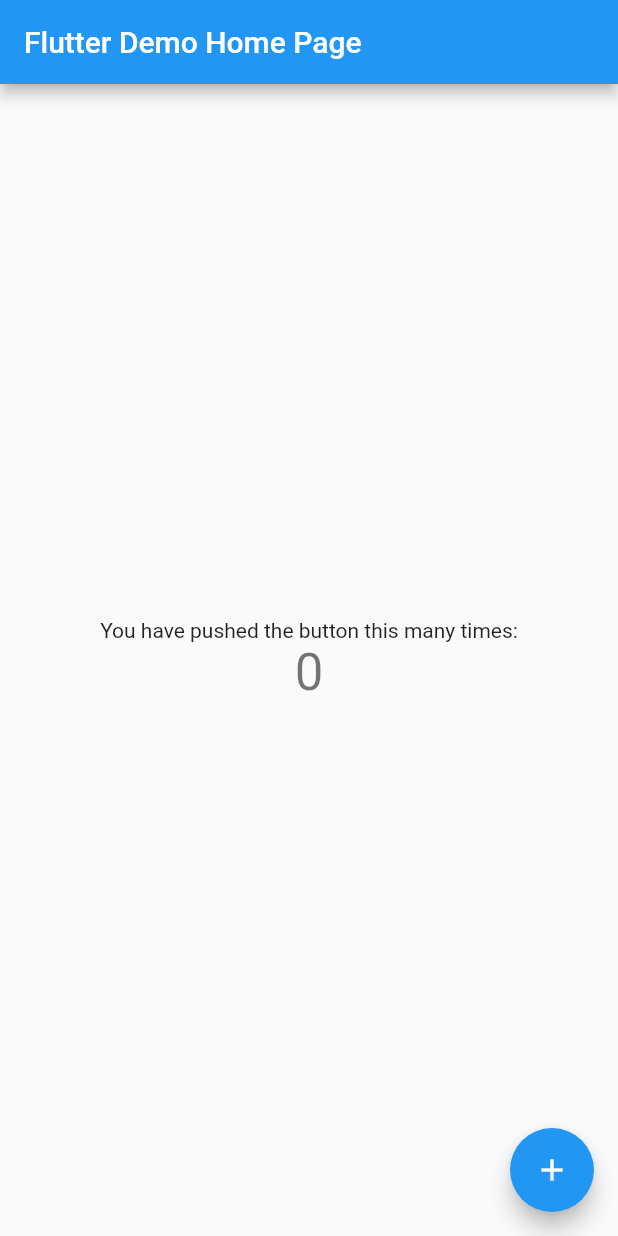
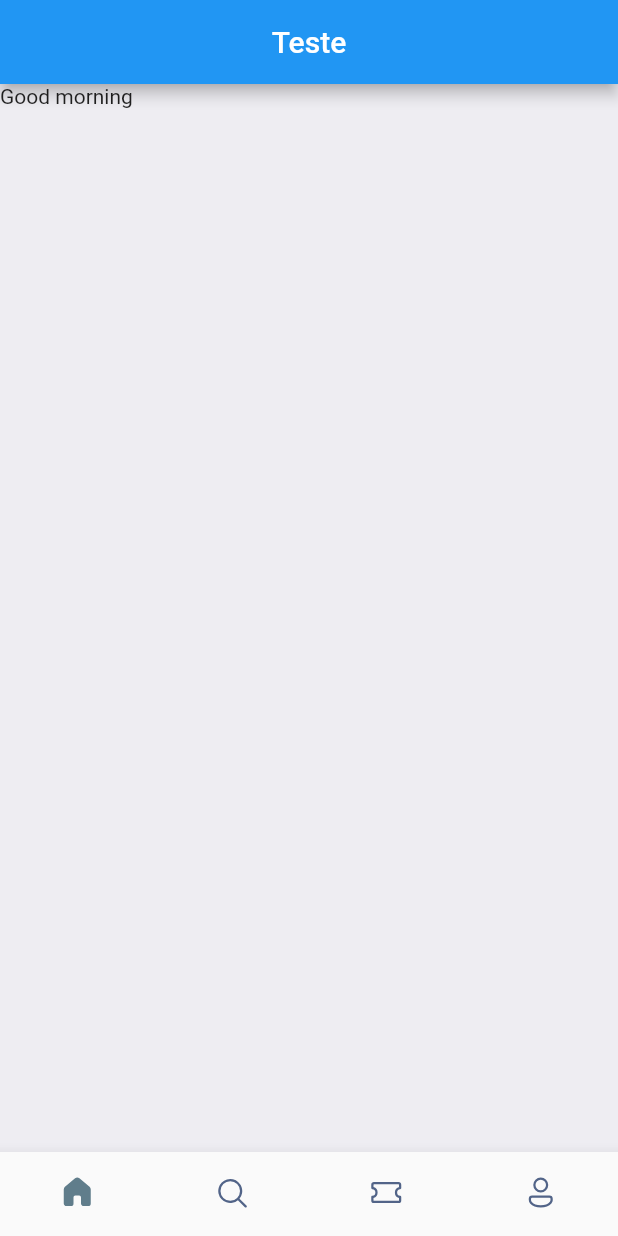
Before and after one commit to uLuccas/BookTickets, a Flutter app: the screen it shows after launch, on a phone screen of 412 x 824 dp. Run offline on Flutter 3.47's test engine with Material 2 defaults, Android fonts, the phone set to English and light mode, and no system bars; our stand-ins replace fluentui_icons.

Commit message:
bottomBar

```diff
--- a/lib/main.dart
+++ b/lib/main.dart
@@ -1,3 +1,4 @@
+import 'package:booktickets/screens/bottom_bar.dart';
 import 'package:flutter/material.dart';
 
 void main() {
@@ -13,103 +14,9 @@ class MyApp extends StatelessWidget {
     return MaterialApp(
       title: 'Flutter Demo',
       theme: ThemeData(
-        // This is the theme of your application.
-        //
-        // Try running your application with "flutter run". You'll see the
-        // application has a blue toolbar. Then, without quitting the app, try
-        // changing the primarySwatch below to Colors.green and then invoke
-        // "hot reload" (press "r" in the console where you ran "flutter run",
-        // or simply save your changes to "hot reload" in a Flutter IDE).
-        // Notice that the counter didn't reset back to zero; the application
-        // is not restarted.
         primarySwatch: Colors.blue,
       ),
-      home: const MyHomePage(title: 'Flutter Demo Home Page'),
+      home: const BottomBar(),
     );
   }
 }
-
-class MyHomePage extends StatefulWidget {
-  const MyHomePage({super.key, required this.title});
-
-  // This widget is the home page of your application. It is stateful, meaning
-  // that it has a State object (defined below) that contains fields that affect
-  // how it looks.
-
-  // This class is the configuration for the state. It holds the values (in this
-  // case the title) provided by the parent (in this case the App widget) and
-  // used by the build method of the State. Fields in a Widget subclass are
-  // always marked "final".
-
-  final String title;
-
-  @override
-  State<MyHomePage> createState() => _MyHomePageState();
-}
-
-class _MyHomePageState extends State<MyHomePage> {
-  int _counter = 0;
-
-  void _incrementCounter() {
-    setState(() {
-      // This call to setState tells the Flutter framework that something has
-      // changed in this State, which causes it to rerun the build method below
-      // so that the display can reflect the updated values. If we changed
-      // _counter without calling setState(), then the build method would not be
-      // called again, and so nothing would appear to happen.
-      _counter++;
-    });
-  }
-
-  @override
-  Widget build(BuildContext context) {
-    // This method is rerun every time setState is called, for instance as done
-    // by the _incrementCounter method above.
-    //
-    // The Flutter framework has been optimized to make rerunning build methods
-    // fast, so that you can just rebuild anything that needs updating rather
-    // than having to individually change instances of widgets.
-    return Scaffold(
-      appBar: AppBar(
-        // Here we take the value from the MyHomePage object that was created by
-        // the App.build method, and use it to set our appbar title.
-        title: Text(widget.title),
-      ),
-      body: Center(
-        // Center is a layout widget. It takes a single child and positions it
-        // in the middle of the parent.
-        child: Column(
-          // Column is also a layout widget. It takes a list of children and
-          // arranges them vertically. By default, it sizes itself to fit its
-          // children horizontally, and tries to be as tall as its parent.
-          //
-          // Invoke "debug painting" (press "p" in the console, choose the
-          // "Toggle Debug Paint" action from the Flutter Inspector in Android
-          // Studio, or the "Toggle Debug Paint" command in Visual Studio Code)
-          // to see the wireframe for each widget.
-          //
-          // Column has various properties to control how it sizes itself and
-          // how it positions its children. Here we use mainAxisAlignment to
-          // center the children vertically; the main axis here is the vertical
-          // axis because Columns are vertical (the cross axis would be
-          // horizontal).
-          mainAxisAlignment: MainAxisAlignment.center,
-          children: <Widget>[
-            const Text(
-              'You have pushed the button this many times:',
-            ),
-            Text(
-              '$_counter',
-              style: Theme.of(context).textTheme.headline4,
-            ),
-          ],
-        ),
-      ),
-      floatingActionButton: FloatingActionButton(
-        onPressed: _incrementCounter,
-        tooltip: 'Increment',
-        child: const Icon(Icons.add),
-      ), // This trailing comma makes auto-formatting nicer for build methods.
-    );
-  }
-}
--- /dev/null
+++ b/lib/screens/bottom_bar.dart
@@ -0,0 +1,64 @@
+import 'package:booktickets/screens/home_screen.dart';
+import 'package:fluentui_icons/fluentui_icons.dart';
+import 'package:flutter/material.dart';
+
+class BottomBar extends StatefulWidget {
+  const BottomBar({super.key});
+
+  @override
+  State<BottomBar> createState() => _BottomBarState();
+}
+
+class _BottomBarState extends State<BottomBar> {
+  static final List<Widget> _WidgetOptions = <Widget>[
+    const HomeScreen(),
+    const Text("search"),
+    const Text("Tickets"),
+    const Text("Profile"),
+  ];
+
+  int _isSelectedIndex = 0;
+
+  void _onItemTapped(int index) {
+    setState(() {
+      _isSelectedIndex = index;
+    });
+  }
+
+  @override
+  Widget build(BuildContext context) {
+    return Scaffold(
+      appBar: AppBar(
+        title: const Text("Teste"),
+        centerTitle: true,
+      ),
+      body: Center(child: _WidgetOptions[_isSelectedIndex]),
+      bottomNavigationBar: BottomNavigationBar(
+          onTap: _onItemTapped,
+          currentIndex: _isSelectedIndex,
+          showSelectedLabels: false,
+          showUnselectedLabels: false,
+          type: BottomNavigationBarType.fixed,
+          selectedItemColor: Colors.blueGrey,
+          unselectedItemColor: const Color(0xFF526488),
+          items: const [
+            BottomNavigationBarItem(
+                icon: Icon(FluentSystemIcons.ic_fluent_home_regular),
+                activeIcon: Icon(FluentSystemIcons.ic_fluent_home_filled),
+                label: "Home"),
+            BottomNavigationBarItem(
+                icon: Icon(FluentSystemIcons.ic_fluent_search_regular),
+                activeIcon: Icon(FluentSystemIcons.ic_fluent_search_filled),
+                label: "Search"),
+            BottomNavigationBarItem(
+                icon: Icon(FluentSystemIcons.ic_fluent_ticket_regular),
+                activeIcon: Icon(FluentSystemIcons.ic_fluent_ticket_filled),
+                label: "Ticket"),
+            BottomNavigationBarItem(
+                icon: Icon(FluentSystemIcons.ic_fluent_person_regular),
+                activeIcon: Icon(FluentSystemIcons.ic_fluent_person_filled),
+                label: "Profile"),
+          ]),
+    );
+  }
+}
--- /dev/null
+++ b/lib/screens/home_screen.dart
@@ -0,0 +1,26 @@
+import 'package:flutter/cupertino.dart';
+import 'package:flutter/material.dart';
+
+class HomeScreen extends StatelessWidget {
+  const HomeScreen({super.key});
+
+  @override
+  Widget build(BuildContext context) {
+    return Scaffold(
+      backgroundColor: Color(0xFFeeedf2),
+      body: ListView(
+        children: [
+          Container(
+            child: Column(
+              children: [
+                Row(
+                  children: [Text("Good morning")],
+                )
+              ],
+            ),
+          )
+        ],
+      ),
+    );
+  }
+}
--- a/pubspec.yaml
+++ b/pubspec.yaml
@@ -36,6 +36,7 @@ dependencies:
   # The following adds the Cupertino Icons font to your application.
   # Use with the CupertinoIcons class for iOS style icons.
   cupertino_icons: ^1.0.2
+  fluentui_icons: ^1.0.0
 
 dev_dependencies:
   flutter_test:
```
Also changed, not shown: pubspec.lock.
